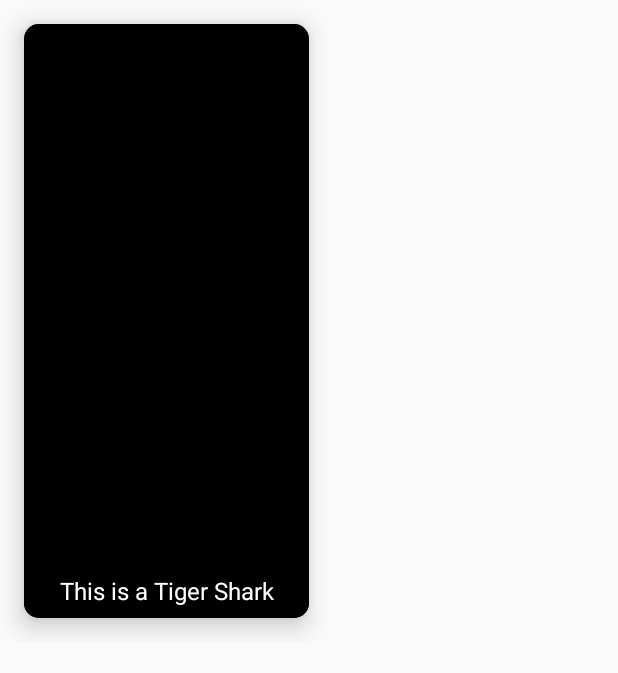
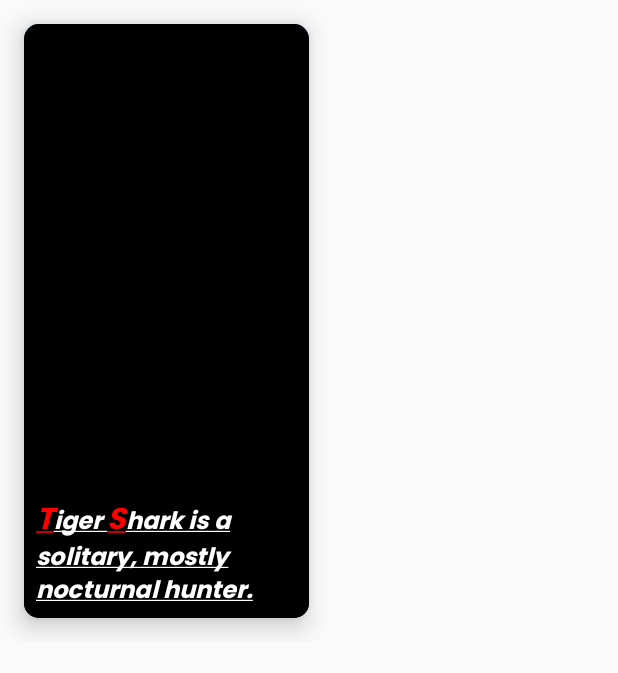
Before and after one commit to nikhilsutar123/ComposeApp, an Android app built with Jetpack Compose: the screen it shows after launch (MainActivity), on a phone screen of 412 x 824 dp. Shown: the top 673 px of the screen. Run offline under Robolectric (Android 15) with nearby library versions, the phone set to English and light mode, and no system bars.

Commit message:
style text in compose

```diff
--- a/app/src/main/java/com/example/composeapp/MainActivity.kt
+++ b/app/src/main/java/com/example/composeapp/MainActivity.kt
@@ -31,7 +31,17 @@ import androidx.compose.ui.graphics.Color
 import androidx.compose.ui.graphics.painter.Painter
 import androidx.compose.ui.layout.ContentScale
 import androidx.compose.ui.res.painterResource
+import androidx.compose.ui.text.SpanStyle
 import androidx.compose.ui.text.TextStyle
+import androidx.compose.ui.text.buildAnnotatedString
+import androidx.compose.ui.text.font.Font
+import androidx.compose.ui.text.font.FontFamily
+import androidx.compose.ui.text.font.FontStyle
+import androidx.compose.ui.text.font.FontWeight
+import androidx.compose.ui.text.style.TextAlign
+import androidx.compose.ui.text.style.TextDecoration
+import androidx.compose.ui.text.style.TextMotion
+import androidx.compose.ui.text.withStyle
 import androidx.compose.ui.tooling.preview.Preview
 import androidx.compose.ui.unit.dp
 import androidx.compose.ui.unit.sp
@@ -40,16 +50,23 @@ import com.example.composeapp.ui.theme.ComposeAppTheme
 class MainActivity : ComponentActivity() {
     override fun onCreate(savedInstanceState: Bundle?) {
         super.onCreate(savedInstanceState)
+        val fontFamily = FontFamily(
+            Font(R.font.poppins_bold, FontWeight.Bold),
+            Font(R.font.poppins_thin, FontWeight.Thin),
+            Font(R.font.poppins_light, FontWeight.Light),
+            Font(R.font.poppins_italic),
+            Font(R.font.poppins_medium, FontWeight.Medium),
+        )
         setContent {
             val painter = painterResource(R.drawable.shark)
-            val desc = "This is a Tiger Shark"
+            val desc = "q"
             val title = "Shark"
             Box(
                 Modifier
                     .padding(16.dp)
                     .fillMaxWidth(.5f)
             ) {
-                ImageCard(desc = desc, title = title, painter = painter)
+                ImageCard(desc = desc, title = title, painter = painter, fontFamily = fontFamily)
             }
         }
     }
@@ -59,7 +76,8 @@ class MainActivity : ComponentActivity() {
         desc: String,
         title: String,
         painter: Painter,
-        modifier: Modifier = Modifier
+        modifier: Modifier = Modifier,
+        fontFamily: FontFamily
     ) {
         Card(
             modifier = modifier.fillMaxWidth(),
@@ -75,20 +93,52 @@ class MainActivity : ComponentActivity() {
                 Box(
                     modifier = modifier
                         .fillMaxSize()
-                        .background(Brush.verticalGradient(
-                            colors = listOf(
-                                Color.Transparent,
-                                Color.Black
-                            ),
-                            startY = 700f
-                        ))
+                        .background(
+                            Brush.verticalGradient(
+                                colors = listOf(
+                                    Color.Transparent,
+                                    Color.Black
+                                ),
+                                startY = 700f
+                            )
+                        )
                 )
                 Box(
                     modifier = modifier
                         .fillMaxSize()
                         .padding(8.dp), contentAlignment = Alignment.BottomCenter
                 ) {
-                    Text(desc, color = Color.White, style = TextStyle(fontSize = 16.sp))
+                    Text(
+                        buildAnnotatedString {
+                            withStyle(
+                              style = SpanStyle(
+                                  color = Color.Red,
+                                  fontSize = 20.sp
+                              )
+                            ){
+                                append("T")
+                            }
+                            append("iger ")
+                            withStyle(
+                                style = SpanStyle(
+                                    color = Color.Red,
+                                    fontSize = 20.sp
+                                )
+                            ){
+                                append("S")
+                            }
+                            append("hark is a solitary, mostly nocturnal hunter.")
+                        },
+                        color = Color.White,
+                        style = TextStyle(
+                            fontSize = 16.sp,
+                            fontFamily = fontFamily,
+                            fontWeight = FontWeight.Bold,
+                            fontStyle = FontStyle.Italic,
+                            textAlign = TextAlign.Start,
+                            textDecoration = TextDecoration.Underline
+                        )
+                    )
                 }
             }
         }
```
Also changed, not shown: app/src/main/res/font/poppins_black.ttf (added), app/src/main/res/font/poppins_blackitalic.ttf (added), app/src/main/res/font/poppins_bold.ttf (added), app/src/main/res/font/poppins_bolditalic.ttf (added), app/src/main/res/font/poppins_extrabold.ttf (added), app/src/main/res/font/poppins_extrabolditalic.ttf (added), app/src/main/res/font/poppins_extralight.ttf (added), app/src/main/res/font/poppins_extralightitalic.ttf (added), app/src/main/res/font/poppins_italic.ttf (added), app/src/main/res/font/poppins_light.ttf (added), app/src/main/res/font/poppins_lightitalic.ttf (added), app/src/main/res/font/poppins_medium.ttf (added), app/src/main/res/font/poppins_mediumitalic.ttf (added), app/src/main/res/font/poppins_regular.ttf (added), 4 more files.
